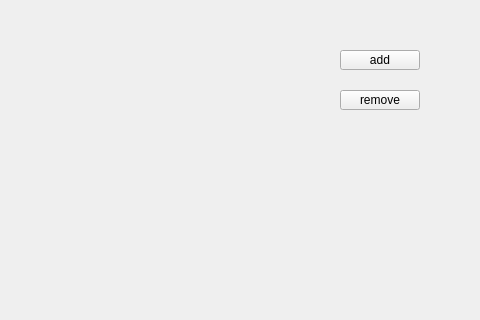
kengsini250/qt-Reflection, file mainwindow.ui: the form before one commit; both pictures show x 320 to 800 and y 0 to 320 of the 800 by 600 pixel window.
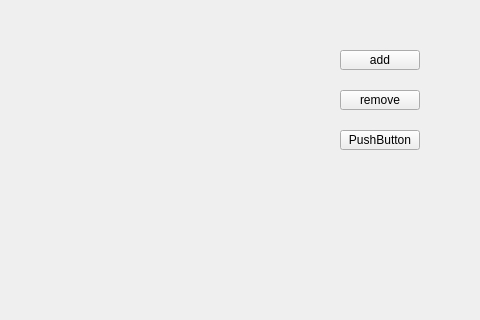
The form after the commit.

The edit to the form file:
```diff
--- a/mainwindow.ui
+++ b/mainwindow.ui
@@ -40,6 +40,19 @@
      <string>remove</string>
     </property>
    </widget>
+   <widget class="QPushButton" name="pushButton_3">
+    <property name="geometry">
+     <rect>
+      <x>660</x>
+      <y>130</y>
+      <width>80</width>
+      <height>20</height>
+     </rect>
+    </property>
+    <property name="text">
+     <string>PushButton</string>
+    </property>
+   </widget>
   </widget>
   <widget class="QMenuBar" name="menubar">
    <property name="geometry">
```
